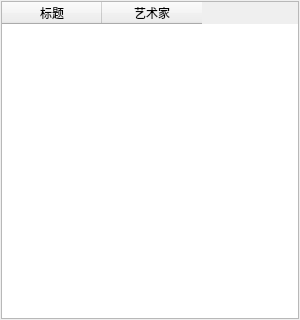
Above: AtticMusic/musiclist.ui from UndertakerMouni/AtticMusic before the change. Below: the same form after it.
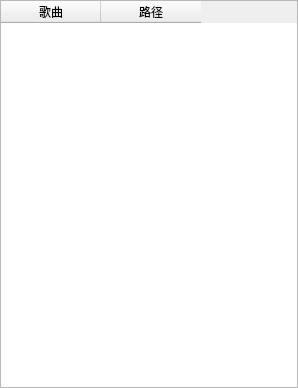
That is the form after the change.

Diff of the .ui file:
```diff
--- a/AtticMusic/musiclist.ui
+++ b/AtticMusic/musiclist.ui
@@ -6,16 +6,28 @@
    <rect>
     <x>0</x>
     <y>0</y>
-    <width>300</width>
-    <height>320</height>
+    <width>298</width>
+    <height>388</height>
    </rect>
   </property>
   <property name="windowTitle">
    <string>播放列表</string>
   </property>
-  <layout class="QGridLayout" name="gridLayout">
-   <property name="margin">
-    <number>1</number>
+  <layout class="QGridLayout">
+   <property name="leftMargin">
+    <number>0</number>
+   </property>
+   <property name="topMargin">
+    <number>0</number>
+   </property>
+   <property name="rightMargin">
+    <number>0</number>
+   </property>
+   <property name="bottomMargin">
+    <number>0</number>
+   </property>
+   <property name="horizontalSpacing">
+    <number>6</number>
    </property>
    <item row="0" column="0">
     <widget class="QTableWidget" name="tableWidget">
@@ -97,12 +109,12 @@
      </property>
      <column>
       <property name="text">
-       <string>标题</string>
+       <string>歌曲</string>
       </property>
      </column>
      <column>
       <property name="text">
-       <string>艺术家</string>
+       <string>路径</string>
       </property>
      </column>
     </widget>
```
Left out of the diff: 4 changed lines with no effect on the pictures.
